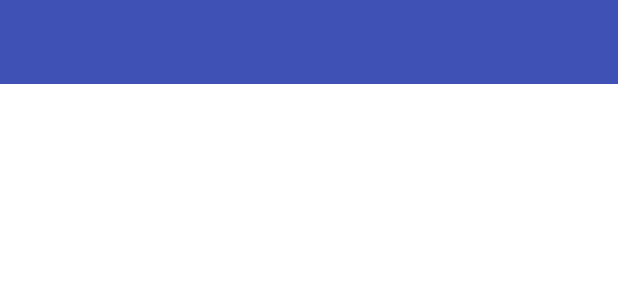
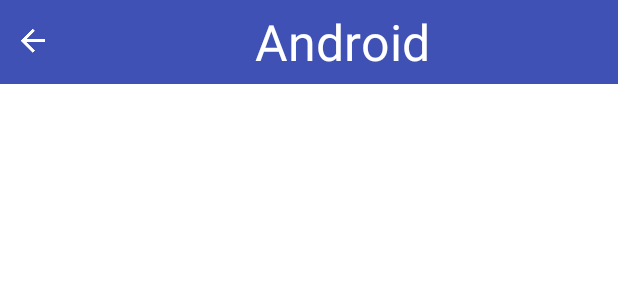
Before and after one commit to SuperMan-42/template, an Android app: the layout view_toolbar.xml on its own in the app's theme, with its tools: preview values and no code run, on a phone screen of 412 x 824 dp. Shown: the top 300 px of the screen. Run offline under Robolectric (Android 15) with nearby library versions, the phone set to English and light mode, and no system bars.

Commit message:
完善框架

```diff
--- a/app/build.gradle
+++ b/app/build.gradle
@@ -65,6 +65,8 @@ dependencies {
     annotationProcessor(rootProject.ext.dependencies["butterknife-compiler"]) {
         exclude module: 'support-annotations'
     }
+//    implementation rootProject.ext.dependencies["arouter"]
+//    annotationProcessor rootProject.ext.dependencies["arouter-compiler"]
     implementation 'com.getbase:floatingactionbutton:1.10.1'
     implementation 'me.majiajie:pager-bottom-tab-strip:2.2.2'
 }
--- a/app/src/main/AndroidManifest.xml
+++ b/app/src/main/AndroidManifest.xml
@@ -27,7 +27,7 @@
             android:value="1920" />
 
         <meta-data
-            android:name="com.core.di.module.GlobalConfigModule"
+            android:name="com.recorder.GlobalConfiguration"
             android:value="ConfigModule" />
 
         <activity
--- a/app/src/main/res/layout/view_toolbar.xml
+++ b/app/src/main/res/layout/view_toolbar.xml
@@ -4,8 +4,61 @@
     xmlns:tools="http://schemas.android.com/tools"
     android:id="@+id/toolbar"
     android:layout_width="match_parent"
-    android:layout_height="?attr/actionBarSize"
+    android:layout_height="wrap_content"
     android:background="?attr/colorPrimary"
-    app:popupTheme="@style/AppTheme.PopupOverlay"
-    app:titleTextColor="@android:color/white"
-    tools:showIn="@layout/app_bar_main" />
+    app:contentInsetStart="0dp"
+    app:layout_scrollFlags="scroll|enterAlways"
+    app:popupTheme="@style/ThemeOverlay.AppCompat.Light"
+    app:titleMarginEnd="20dp"
+    app:titleMarginStart="20dp">
+
+    <LinearLayout
+        android:layout_width="match_parent"
+        android:layout_height="match_parent"
+        android:orientation="horizontal">
+
+        <RelativeLayout
+            android:id="@+id/toolbar_left"
+            android:layout_width="wrap_content"
+            android:layout_height="match_parent"
+            android:gravity="center">
+
+            <ImageView
+                android:layout_width="wrap_content"
+                android:layout_height="wrap_content"
+                android:layout_centerVertical="true"
+                android:layout_marginLeft="10dp"
+                android:layout_marginRight="10dp"
+                android:src="@mipmap/ic_arrow_back_white_24dp" />
+
+        </RelativeLayout>
+
+        <TextView
+            android:id="@+id/toolbar_title"
+            android:layout_width="0dp"
+            android:layout_height="match_parent"
+            android:layout_weight="1"
+            android:gravity="center"
+            android:textColor="@color/white"
+            android:textSize="50px"
+            tools:text="Android" />
+
+        <RelativeLayout
+            android:id="@+id/toolbar_right"
+            android:layout_width="wrap_content"
+            android:layout_height="match_parent"
+            android:gravity="center"
+            android:visibility="gone">
+
+            <ImageView
+                android:layout_width="wrap_content"
+                android:layout_height="wrap_content"
+                android:layout_centerVertical="true"
+                android:layout_marginLeft="10dp"
+                android:layout_marginRight="10dp"
+                android:src="@mipmap/ic_arrow_back_white_24dp" />
+
+        </RelativeLayout>
+    </LinearLayout>
+
+</android.support.v7.widget.Toolbar>
--- a/core/src/main/java/com/core/http/OkHttpStreamFetcher.java
+++ b/core/src/main/java/com/core/http/OkHttpStreamFetcher.java
@@ -39,8 +39,7 @@ import okhttp3.ResponseBody;
 /**
  * Fetches an {@link InputStream} using the okhttp library.
  */
-public class OkHttpStreamFetcher implements DataFetcher<InputStream>,
-        okhttp3.Callback {
+public class OkHttpStreamFetcher implements DataFetcher<InputStream>, okhttp3.Callback {
     private static final String TAG = "OkHttpFetcher";
     private final Call.Factory client;
     private final GlideUrl url;
@@ -87,7 +86,6 @@ public class OkHttpStreamFetcher implements DataFetcher<InputStream>,
         if (Log.isLoggable(TAG, Log.DEBUG)) {
             Log.d(TAG, "OkHttp failed to obtain result", e);
         }
-
         callback.onLoadFailed(e);
     }
 
--- a/core/src/main/java/com/core/integration/ConfigModule.java
+++ b/core/src/main/java/com/core/integration/ConfigModule.java
@@ -54,7 +54,6 @@ public interface ConfigModule {
      */
     void injectActivityLifecycle(Context context, List<Application.ActivityLifecycleCallbacks> lifecycles);
 
-
     /**
      * 使用{@link FragmentManager.FragmentLifecycleCallbacks}在Fragment的生命周期中注入一些操作
      *
```
Also changed, not shown: app/src/main/java/com/recorder/Constants.java (added, +8 -0 lines), app/src/main/java/com/recorder/GlobalConfiguration.java (added, +147 -0 lines), app/src/main/java/com/recorder/ui/Main2Activity.java (+2 -5 lines), core/src/main/java/com/core/base/BaseHolder.java (deleted, +0 -69 lines), core/src/main/java/com/core/di/module/ClientModule.java (+6 -18 lines), core/src/main/java/com/core/http/RequestInterceptor.java (+1 -6 lines), core/src/main/java/com/core/http/imageloader/glide/GlideConfiguration.java (+3 -9 lines), core/src/main/java/com/core/http/imageloader/glide/GlideImageLoaderStrategy.java (+2 -14 lines), app/src/main/res/mipmap-xxhdpi/ic_arrow_back_white_24dp.png (added).
